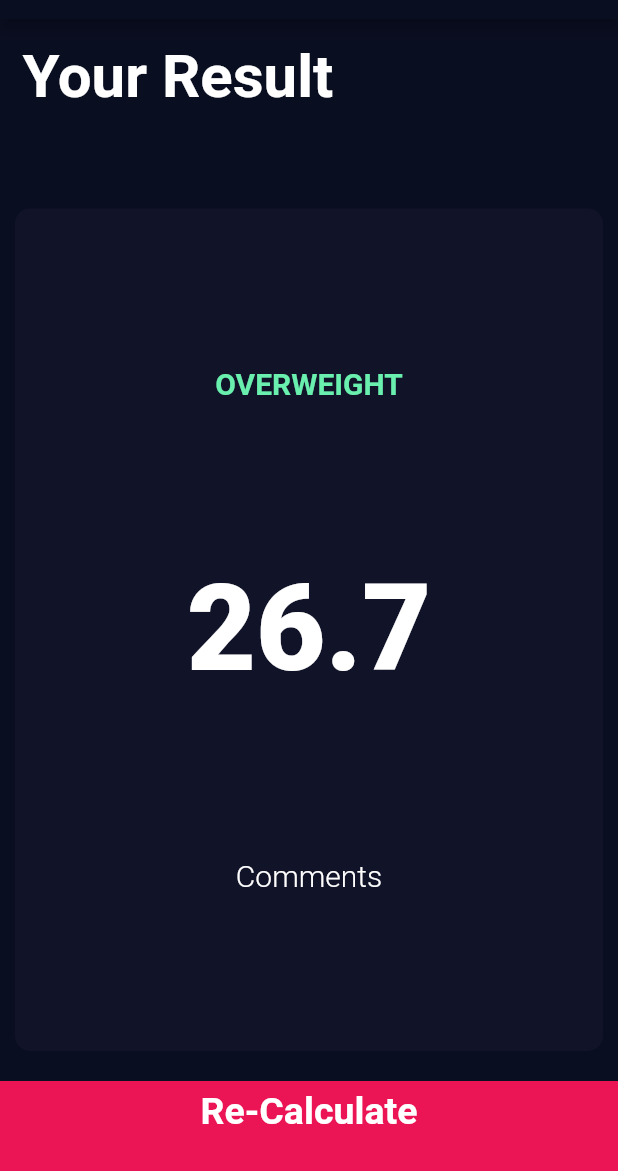
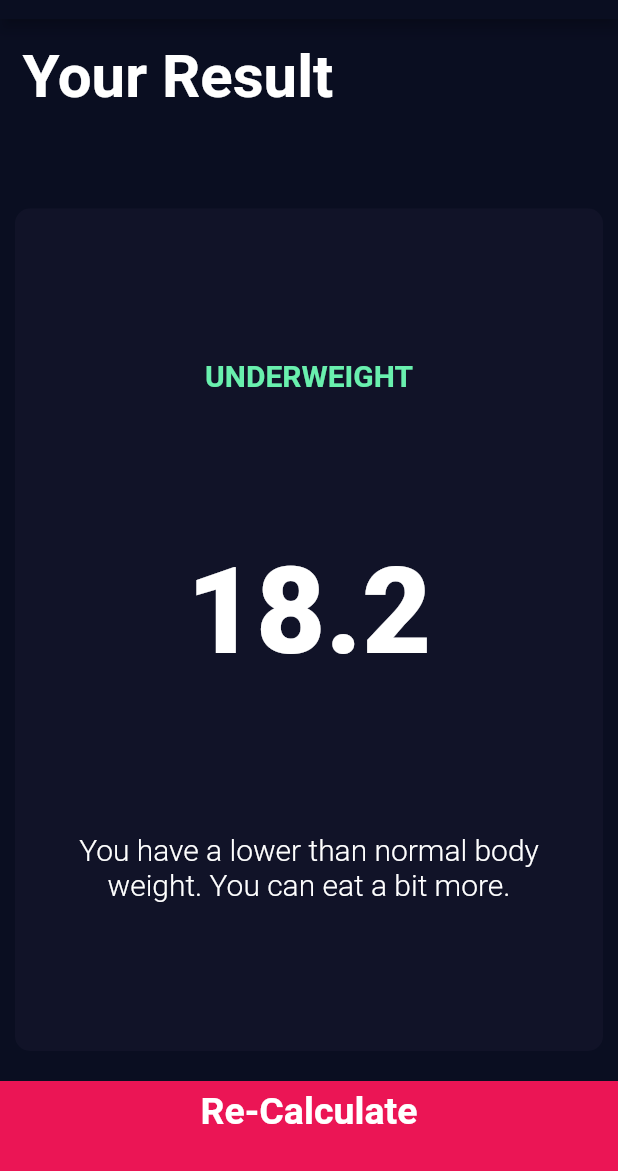
Before and after one commit to RichardCastuera/BMICalculator, a Flutter app: the screen it shows after launch, after a tap on "Calculate", on a phone screen of 412 x 824 dp, the part 65-1236 px from its top. Run offline on Flutter 3.47's test engine with Material 2 defaults, Android fonts, the phone set to English and light mode, and no system bars; our stand-ins replace font_awesome_flutter.

Commit message:
feat(bmi_app): Added the BMI Calculator Functionality

```diff
--- a/bmi_app/lib/calculator_brain.dart
+++ b/bmi_app/lib/calculator_brain.dart
@@ -0,0 +1,34 @@
+import 'dart:math';
+
+class CalculatorBrain {
+  int? height;
+  int? weight;
+  double? _bmi;
+
+  CalculatorBrain({this.height, this.weight});
+
+  String? bodymassindex() {
+    _bmi = weight! / pow(height! / 100, 2);
+    return _bmi!.toStringAsFixed(1);
+  }
+
+  String? getResult() {
+    if (_bmi! >= 25) {
+      return 'OVERWEIGHT';
+    } else if (_bmi! > 18.5) {
+      return 'NORMAL';
+    } else {
+      return 'UNDERWEIGHT';
+    }
+  }
+
+  String? getInterpretation() {
+    if (_bmi! >= 25) {
+      return 'You have a higher than normal body weight. Try to exercise more.';
+    } else if (_bmi! > 18.5) {
+      return 'You have a normal body weight. Good Job!';
+    } else {
+      return 'You have a lower than normal body weight. You can eat a bit more.';
+    }
+  }
+}
--- a/bmi_app/lib/input_page.dart
+++ b/bmi_app/lib/input_page.dart
@@ -6,6 +6,7 @@ import 'components/constant.dart';
 import 'screens/result_page.dart';
 import 'components/round_icon.dart';
 import 'components/bottom_content.dart';
+import 'package:bmi_app/calculator_brain.dart';
 
 enum GenderType {
   male,
@@ -204,10 +205,16 @@ class _InputPageState extends State<InputPage> {
           ),
           buildGestureDetector(
             onTap: () {
+              CalculatorBrain bmiCalculator =
+                  CalculatorBrain(height: height, weight: weight);
               Navigator.push(
                 context,
                 MaterialPageRoute(
-                  builder: (context) => ResultPage(),
+                  builder: (context) => ResultPage(
+                    bmiResult: bmiCalculator.bodymassindex()!,
+                    resultText: bmiCalculator.getResult()!,
+                    interpretation: bmiCalculator.getInterpretation()!,
+                  ),
                 ),
               );
             },
--- a/bmi_app/lib/screens/result_page.dart
+++ b/bmi_app/lib/screens/result_page.dart
@@ -4,7 +4,14 @@ import '../components/bottom_content.dart';
 import '../components/constant.dart';
 
 class ResultPage extends StatelessWidget {
-  const ResultPage({Key? key}) : super(key: key);
+  ResultPage(
+      {required this.bmiResult,
+      required this.resultText,
+      required this.interpretation});
+
+  final String bmiResult;
+  final String resultText;
+  final String interpretation;
 
   @override
   Widget build(BuildContext context) {
@@ -34,16 +41,20 @@ class ResultPage extends StatelessWidget {
                 mainAxisAlignment: MainAxisAlignment.spaceEvenly,
                 children: [
                   Text(
-                    'OVERWEIGHT',
+                    resultText,
                     style: kResultStyle,
                   ),
                   Text(
-                    '26.7',
+                    bmiResult,
                     style: kLargeNumberTextStyle,
                   ),
-                  Text(
-                    'Comments',
-                    style: kCommentStyle,
+                  Padding(
+                    padding: const EdgeInsets.symmetric(horizontal: 10.0),
+                    child: Text(
+                      interpretation,
+                      style: kCommentStyle,
+                      textAlign: TextAlign.center,
+                    ),
                   )
                 ],
               ),
```
